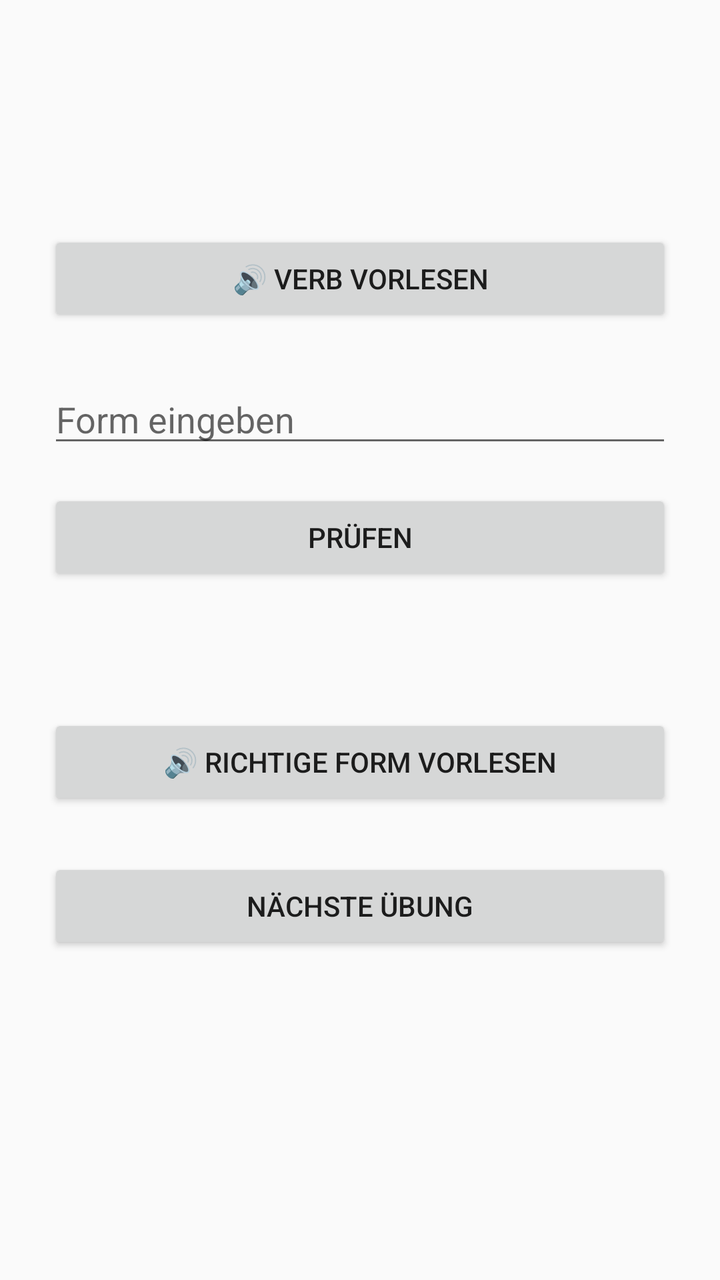
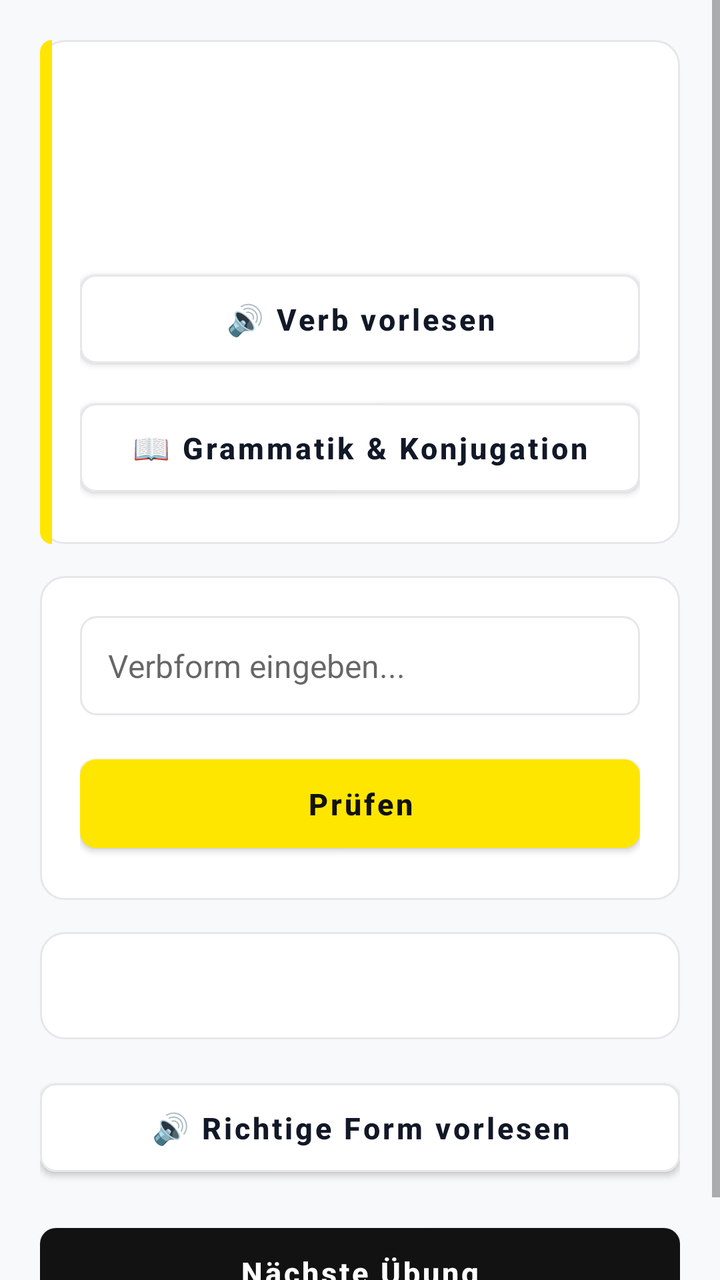

The first picture is an Android layout as it rendered before a commit; the second is the same layout after the commit. The layout source and the unified diff follow.
<!-- AndroidManifest.xml: application theme Theme.VerbesFrancais -->
<!-- res/layout/activity_practice.xml -->
<?xml version="1.0" encoding="utf-8"?>
<ScrollView xmlns:android="http://schemas.android.com/apk/res/android"
    android:layout_width="match_parent"
    android:layout_height="match_parent"
    android:fillViewport="true"
    android:fitsSystemWindows="true">

    <LinearLayout
        android:layout_width="match_parent"
        android:layout_height="wrap_content"
        android:orientation="vertical"
        android:padding="24dp">

        <TextView
            android:id="@+id/textVerb"
            android:layout_width="match_parent"
            android:layout_height="wrap_content"
            android:textSize="32sp"
            android:textStyle="bold" />

        <TextView
            android:id="@+id/textTask"
            android:layout_width="match_parent"
            android:layout_height="wrap_content"
            android:layout_marginTop="8dp"
            android:textSize="18sp" />

        <Button
            android:id="@+id/buttonSpeakVerb"
            android:layout_width="match_parent"
            android:layout_height="wrap_content"
            android:layout_marginTop="16dp"
            android:text="🔊 Verb vorlesen" />

        <EditText
            android:id="@+id/editAnswer"
            android:layout_width="match_parent"
            android:layout_height="wrap_content"
            android:layout_marginTop="24dp"
            android:hint="Form eingeben"
            android:inputType="text" />

        <Button
            android:id="@+id/buttonCheck"
            android:layout_width="match_parent"
            android:layout_height="wrap_content"
            android:layout_marginTop="16dp"
            android:text="Prüfen" />

        <TextView
            android:id="@+id/textResult"
            android:layout_width="match_parent"
            android:layout_height="wrap_content"
            android:layout_marginTop="24dp"
            android:textSize="18sp" />

        <Button
            android:id="@+id/buttonSpeakForm"
            android:layout_width="match_parent"
            android:layout_height="wrap_content"
            android:layout_marginTop="16dp"
            android:text="🔊 Richtige Form vorlesen" />

        <Button
            android:id="@+id/buttonNext"
            android:layout_width="match_parent"
            android:layout_height="wrap_content"
            android:layout_marginTop="24dp"
            android:text="Nächste Übung" />
    </LinearLayout>
</ScrollView>
<!-- resources referenced by this layout -->
<resources>
  <style name="Theme.VerbesFrancais" parent="Theme.AppCompat.Light.DarkActionBar" />
</resources>

<!-- the commit's change to res/layout/activity_practice.xml (unified diff, before → after) -->
@@ -9,53 +9,92 @@
         android:layout_width="match_parent"
         android:layout_height="wrap_content"
         android:orientation="vertical"
-        android:padding="24dp">
+        android:padding="20dp">
 
-        <TextView
-            android:id="@+id/textVerb"
+        
+        <LinearLayout
             android:layout_width="match_parent"
             android:layout_height="wrap_content"
-            android:textSize="32sp"
-            android:textStyle="bold" />
+            android:background="@drawable/bg_lemonde_card_accent"
+            android:orientation="vertical"
+            android:padding="20dp">
 
-        <TextView
-            android:id="@+id/textTask"
-            android:layout_width="match_parent"
-            android:layout_height="wrap_content"
-            android:layout_marginTop="8dp"
-            android:textSize="18sp" />
+            <TextView
+                android:id="@+id/textVerb"
+                android:layout_width="match_parent"
+                android:layout_height="wrap_content"
+                android:textColor="@color/lemonde_text_primary"
+                android:textSize="32sp"
+                android:textStyle="bold" />
 
-        <Button
-            android:id="@+id/buttonSpeakVerb"
+            <TextView
+                android:id="@+id/textTask"
+                android:layout_width="match_parent"
+                android:layout_height="wrap_content"
+                android:layout_marginTop="8dp"
+                android:textColor="@color/lemonde_text_secondary"
+                android:textSize="18sp" />
+
+            <Button
+                android:id="@+id/buttonSpeakVerb"
+                style="@style/LeMonde.Button.Secondary"
+                android:layout_width="match_parent"
+                android:layout_height="wrap_content"
+                android:layout_marginTop="16dp"
+                android:text="🔊 Verb vorlesen" />
+
+            <Button
+                android:id="@+id/buttonShowGrammar"
+                style="@style/LeMonde.Button.Secondary"
+                android:layout_width="match_parent"
+                android:layout_height="wrap_content"
+                android:layout_marginTop="8dp"
+                android:text="📖 Grammatik &amp; Konjugation" />
+        </LinearLayout>
+
+        
+        <LinearLayout
             android:layout_width="match_parent"
             android:layout_height="wrap_content"
             android:layout_marginTop="16dp"
-            android:text="🔊 Verb vorlesen" />
+            android:background="@drawable/bg_lemonde_card"
+            android:orientation="vertical"
+            android:padding="20dp">
 
-        <EditText
-            android:id="@+id/editAnswer"
-            android:layout_width="match_parent"
-            android:layout_height="wrap_content"
-            android:layout_marginTop="24dp"
-            android:hint="Form eingeben"
-            android:inputType="text" />
+            <EditText
+                android:id="@+id/editAnswer"
+                android:layout_width="match_parent"
+                android:layout_height="wrap_content"
+                android:background="@drawable/bg_lemonde_input"
+                android:hint="Verbform eingeben..."
+                android:inputType="text"
+                android:padding="14dp"
+                android:textColor="@color/lemonde_text_primary"
+                android:textSize="16sp" />
 
-        <Button
-            android:id="@+id/buttonCheck"
-            android:layout_width="match_parent"
-            android:layout_height="wrap_content"
-            android:layout_marginTop="16dp"
-            android:text="Prüfen" />
+            <Button
+                android:id="@+id/buttonCheck"
+                style="@style/LeMonde.Button.Accent"
+                android:layout_width="match_parent"
+                android:layout_height="wrap_content"
+                android:layout_marginTop="16dp"
+                android:text="Prüfen" />
+        </LinearLayout>
 
+        
         <TextView
             android:id="@+id/textResult"
             android:layout_width="match_parent"
             android:layout_height="wrap_content"
-            android:layout_marginTop="24dp"
-            android:textSize="18sp" />
+            android:layout_marginTop="16dp"
+            android:background="@drawable/bg_lemonde_card"
+            android:padding="16dp"
+            android:textColor="@color/lemonde_text_primary"
+            android:textSize="16sp" />
 
         <Button
             android:id="@+id/buttonSpeakForm"
+            style="@style/LeMonde.Button.Secondary"
             android:layout_width="match_parent"
             android:layout_height="wrap_content"
             android:layout_marginTop="16dp"
@@ -63,9 +102,10 @@
 
         <Button
             android:id="@+id/buttonNext"
+            style="@style/LeMonde.Button"
             android:layout_width="match_parent"
             android:layout_height="wrap_content"
-            android:layout_marginTop="24dp"
+            android:layout_marginTop="16dp"
             android:text="Nächste Übung" />
     </LinearLayout>
 </ScrollView>
<!-- resource entries referenced after the edit -->
@@ -1,5 +1,97 @@
 <!-- resources referenced by this layout -->
 <resources>
-  <style name="Theme.VerbesFrancais" parent="Theme.AppCompat.Light.DarkActionBar" />
+  <color name="lemonde_text_primary">#111827</color>
+  <color name="lemonde_text_secondary">#4B5563</color>
+  <!-- drawable bg_lemonde_card (drawable) -->
+  <?xml version="1.0" encoding="utf-8"?>
+  <shape xmlns:android="http://schemas.android.com/apk/res/android"
+      android:shape="rectangle">
+      <solid android:color="@color/lemonde_card_bg" />
+      <stroke
+          android:width="1dp"
+          android:color="@color/lemonde_border" />
+      <corners android:radius="12dp" />
+  </shape>
+  <!-- drawable bg_lemonde_card_accent (drawable) -->
+  <?xml version="1.0" encoding="utf-8"?>
+  <layer-list xmlns:android="http://schemas.android.com/apk/res/android">
+      <item>
+          <shape android:shape="rectangle">
+              <solid android:color="@color/lemonde_card_bg" />
+              <stroke
+                  android:width="1dp"
+                  android:color="@color/lemonde_border" />
+              <corners android:radius="12dp" />
+          </shape>
+      </item>
+      <item
+          android:width="6dp"
+          android:gravity="left">
+          <shape android:shape="rectangle">
+              <solid android:color="@color/lemonde_yellow" />
+              <corners
+                  android:bottomLeftRadius="12dp"
+                  android:topLeftRadius="12dp" />
+          </shape>
+      </item>
+  </layer-list>
+  <!-- drawable bg_lemonde_input (drawable) -->
+  <?xml version="1.0" encoding="utf-8"?>
+  <shape xmlns:android="http://schemas.android.com/apk/res/android"
+      android:shape="rectangle">
+      <solid android:color="@color/lemonde_card_bg" />
+      <stroke
+          android:width="1dp"
+          android:color="@color/lemonde_border" />
+      <corners android:radius="8dp" />
+  </shape>
+  <style name="LeMonde.Button" parent="Widget.MaterialComponents.Button">
+          <item name="backgroundTint">@color/lemonde_black</item>
+          <item name="android:textColor">@color/white</item>
+          <item name="android:textAllCaps">false</item>
+          <item name="android:textSize">15sp</item>
+          <item name="android:textStyle">bold</item>
+          <item name="cornerRadius">8dp</item>
+          <item name="android:paddingTop">12dp</item>
+          <item name="android:paddingBottom">12dp</item>
+          <item name="elevation">0dp</item>
+      </style>
+  <style name="LeMonde.Button.Accent" parent="LeMonde.Button">
+          <item name="backgroundTint">@color/lemonde_yellow</item>
+          <item name="android:textColor">@color/lemonde_black</item>
+      </style>
+  <style name="LeMonde.Button.Secondary" parent="LeMonde.Button">
+          <item name="backgroundTint">@color/lemonde_card_bg</item>
+          <item name="android:textColor">@color/lemonde_text_primary</item>
+          <item name="strokeColor">@color/lemonde_border</item>
+          <item name="strokeWidth">1dp</item>
+      </style>
+  <style name="Theme.VerbesFrancais" parent="Theme.MaterialComponents.DayNight.DarkActionBar">
+          
+          <item name="colorPrimary">@color/lemonde_black</item>
+          <item name="colorPrimaryVariant">@color/lemonde_dark_gray</item>
+          <item name="colorOnPrimary">@color/white</item>
+  
+          
+          <item name="colorSecondary">@color/lemonde_yellow</item>
+          <item name="colorSecondaryVariant">@color/lemonde_yellow_dark</item>
+          <item name="colorOnSecondary">@color/lemonde_black</item>
+  
+          
+          <item name="android:windowBackground">@color/lemonde_light_bg</item>
+          <item name="colorSurface">@color/lemonde_card_bg</item>
+          <item name="colorOnSurface">@color/lemonde_text_primary</item>
+  
+          
+          <item name="materialButtonStyle">@style/LeMonde.Button</item>
+      </style>
+  <color name="lemonde_card_bg">#FFFFFF</color>
+  <color name="lemonde_border">#E5E7EB</color>
+  <color name="lemonde_yellow">#FFE600</color>
+  <color name="lemonde_black">#121212</color>
+  <color name="white">#FFFFFF</color>
+  <color name="lemonde_dark_gray">#1E1E1E</color>
+  <color name="lemonde_yellow_dark">#E5CE00</color>
+  <color name="lemonde_light_bg">#F8F9FA</color>
 </resources>
 
